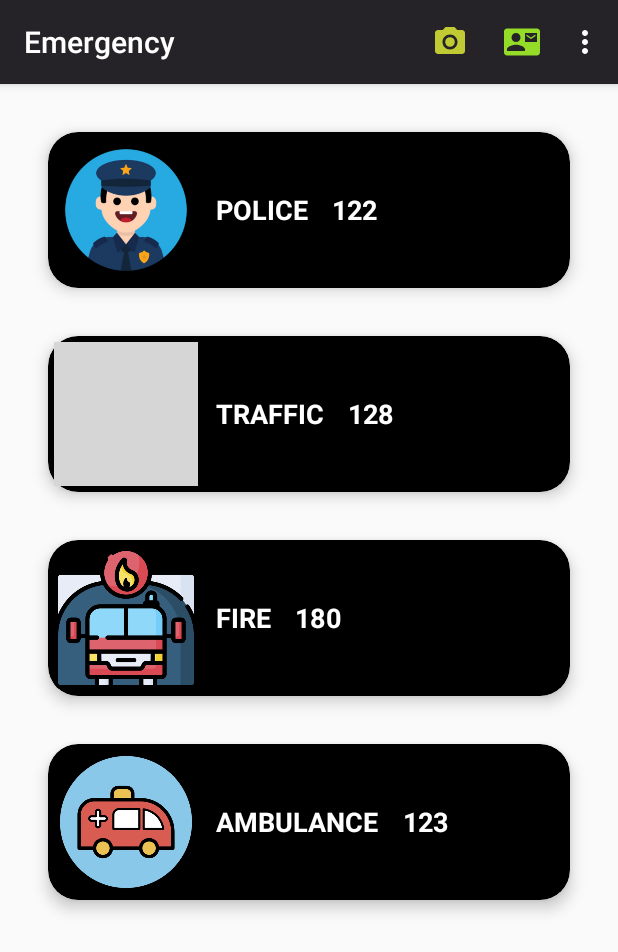
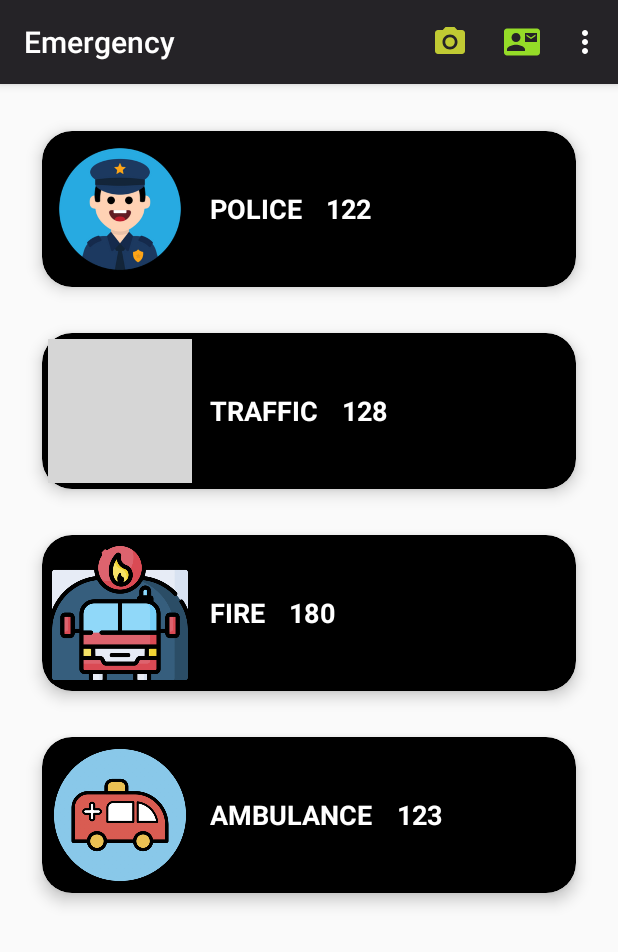
Before and after one commit to Samuelrizk/Emergency, an Android app: the screen it shows after launch (MainActivity), on a phone screen of 412 x 824 dp. Shown: the top 952 px of the screen. Run offline under Robolectric (Android 15) with nearby library versions, the phone set to English and light mode, and no system bars; grey boxes are pictures that could not be loaded.

Commit message:
Second version

```diff
--- a/app/src/main/AndroidManifest.xml
+++ b/app/src/main/AndroidManifest.xml
@@ -16,13 +16,12 @@
         android:roundIcon="@mipmap/ic_launcher_round"
         android:supportsRtl="true"
         android:theme="@style/AppTheme">
-        <activity android:name=".Camera"></activity>
+        <activity android:name=".Camera" />
         <activity android:name=".Setting" />
         <activity android:name=".ImageR" />
         <activity android:name=".MainActivity">
             <intent-filter>
                 <action android:name="android.intent.action.MAIN" />
-
                 <category android:name="android.intent.category.LAUNCHER" />
             </intent-filter>
         </activity>
--- a/app/src/main/java/com/example/emergency/Camera.java
+++ b/app/src/main/java/com/example/emergency/Camera.java
@@ -42,7 +42,6 @@ public class Camera extends AppCompatActivity {
 
     }
 
-
     @SuppressLint("MissingSuperCall")
     @Override
     protected void onActivityResult(int requestCode, int resultCode, @Nullable Intent data) {
--- a/app/src/main/java/com/example/emergency/EmergencyAdapter.java
+++ b/app/src/main/java/com/example/emergency/EmergencyAdapter.java
@@ -19,7 +19,7 @@ import java.util.ArrayList;
 
 public class EmergencyAdapter extends RecyclerView.Adapter<EmergencyAdapter.EmergencyViewHolder> {
     private MediaPlayer media;
-    private ArrayList<EmergencyModel> emergencyList = new ArrayList<>();
+    private ArrayList<EmergencyModel> emergencyList;
     private Activity activity;
 
     public EmergencyAdapter(ArrayList<EmergencyModel> emergencyList, Activity activity) {
--- a/app/src/main/res/layout/activity_camera.xml
+++ b/app/src/main/res/layout/activity_camera.xml
@@ -50,5 +50,4 @@
         app:layout_constraintStart_toEndOf="@id/oc"
         app:layout_constraintTop_toBottomOf="@id/kit" />
 
-
 </androidx.constraintlayout.widget.ConstraintLayout>
--- a/app/src/main/res/layout/item_layout.xml
+++ b/app/src/main/res/layout/item_layout.xml
@@ -4,11 +4,11 @@
     android:id="@+id/Card"
     android:layout_width="match_parent"
     android:layout_height="wrap_content"
-    android:layout_margin="16dp"
     android:background="#0BF4D3"
     app:cardBackgroundColor="#000"
     app:cardCornerRadius="20dp"
-    app:cardElevation="6dp">
+    app:cardElevation="6dp"
+    app:cardUseCompatPadding="true">
 
     <LinearLayout
         android:id="@+id/linear"
```
